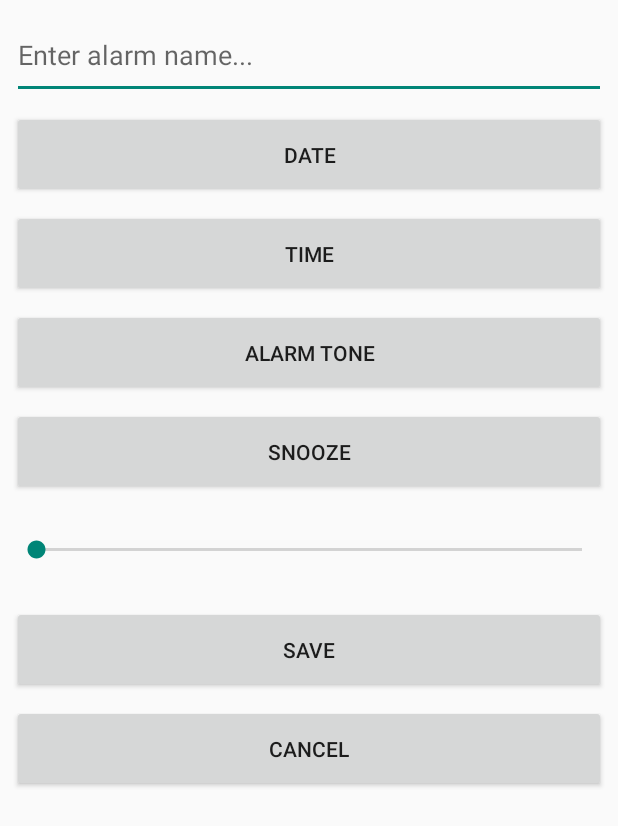
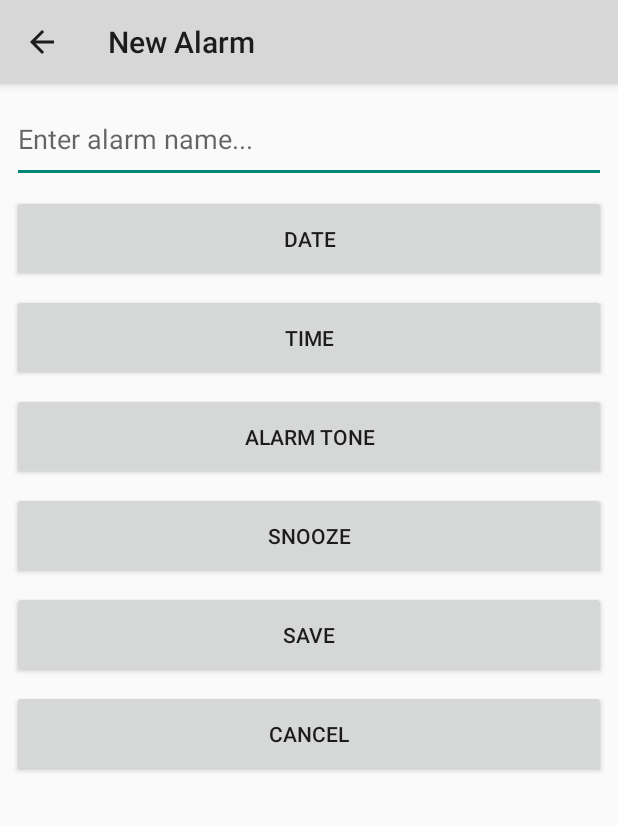
Before and after one commit to Steve-Earle/AlarmApplication, an Android app: the NewAlarm screen opened directly, with no data from a screen before it, on a phone screen of 412 x 824 dp. Shown: the top 826 px of the screen. Run offline under Robolectric (Android 15) with nearby library versions, the phone set to English and light mode, and no system bars.

Commit message:
Added back button

```diff
--- a/app/src/main/java/com/example/alarmapplication/NewAlarm.java
+++ b/app/src/main/java/com/example/alarmapplication/NewAlarm.java
@@ -10,7 +10,6 @@
  *  -A date picker that also allows for selection of weekdays for alarm repetition
  *  -A scrolling time picker
  *  -A button that fires an intent to an alarm tone selection view,
- *  -A volume bar
  *  -A button that fires an intent to a snooze preference selection view
  *  -A button to save the new alarm with selected settings
  *  -A button to cancel creation
@@ -22,6 +21,8 @@ package com.example.alarmapplication;
 import android.content.Intent;
 import android.support.v7.app.AppCompatActivity;
 import android.os.Bundle;
+import android.support.v7.widget.Toolbar;
+import android.view.Menu;
 import android.view.View;
 import android.widget.Button;
 
@@ -31,6 +32,10 @@ public class NewAlarm extends AppCompatActivity {
     protected void onCreate(Bundle savedInstanceState) {
         super.onCreate(savedInstanceState);
         setContentView(R.layout.activity_new_alarm);
+        Toolbar myToolbar = (Toolbar) findViewById(R.id.new_alarm_toolbar);
+        setSupportActionBar(myToolbar);
+        getSupportActionBar().setDisplayHomeAsUpEnabled(true);
+        getSupportActionBar().setDisplayShowHomeEnabled(true);
     }
 
     /** Called when user taps the date button */
@@ -56,4 +61,10 @@ public class NewAlarm extends AppCompatActivity {
         Intent intent = new Intent(this, NewAlarmSnooze.class);
         startActivity(intent);
     }
+
+    /** Called when user taps the Cancel button*/
+    public void cancelNewAlarm(View view) {
+        Intent intent = new Intent(this, MainActivity.class);
+        startActivity(intent);
+    }
 }
--- a/app/src/main/res/layout/activity_main.xml
+++ b/app/src/main/res/layout/activity_main.xml
@@ -10,7 +10,7 @@
         android:id="@+id/my_toolbar"
         android:layout_width="match_parent"
         android:layout_height="?attr/actionBarSize"
-        android:background="?attr/colorAccent"
+        android:background="@color/colorPrimary"
         android:elevation="4dp"
         android:theme="@style/ThemeOverlay.AppCompat.ActionBar"
         android:visibility="visible"
--- a/app/src/main/res/layout/activity_new_alarm.xml
+++ b/app/src/main/res/layout/activity_new_alarm.xml
@@ -16,6 +16,19 @@
             android:layout_width="match_parent"
             android:layout_height="wrap_content"
             android:orientation="vertical">
+
+            <android.support.v7.widget.Toolbar
+                android:id="@+id/new_alarm_toolbar"
+                android:layout_width="match_parent"
+                android:layout_height="?attr/actionBarSize"
+                android:background="@color/colorPrimary"
+                android:elevation="4dp"
+                android:theme="@style/ThemeOverlay.AppCompat.ActionBar"
+                android:visibility="visible"
+                app:layout_constraintEnd_toEndOf="parent"
+                app:layout_constraintStart_toStartOf="parent"
+                app:layout_constraintTop_toTopOf="parent"
+                app:popupTheme="@style/ThemeOverlay.AppCompat.Light" />
 
             <EditText
                 android:id="@+id/editTextNewAlarmName"
@@ -94,20 +107,6 @@
                 app:layout_constraintStart_toStartOf="parent"
                 app:layout_constraintTop_toBottomOf="@+id/btnNewAlarmTone" />
 
-            <SeekBar
-                android:id="@+id/seekBarVolume"
-                android:layout_width="match_parent"
-                android:layout_height="58dp"
-                android:layout_marginEnd="8dp"
-                android:layout_marginLeft="8dp"
-                android:layout_marginRight="8dp"
-                android:layout_marginStart="8dp"
-                android:layout_marginTop="8dp"
-                app:layout_constraintEnd_toEndOf="parent"
-                app:layout_constraintHorizontal_bias="0.533"
-                app:layout_constraintStart_toStartOf="parent"
-                app:layout_constraintTop_toBottomOf="@+id/btnNewAlarmTheme" />
-
             <Button
                 android:id="@+id/btnNewAlarmSave"
                 android:layout_width="match_parent"
@@ -127,6 +126,7 @@
                 android:layout_marginLeft="8dp"
                 android:layout_marginRight="8dp"
                 android:layout_marginTop="8dp"
+                android:onClick="cancelNewAlarm"
                 android:text="@string/new_alarm_page_cancel_button"
                 tools:layout_editor_absoluteX="222dp"
                 tools:layout_editor_absoluteY="478dp" />
--- a/app/src/main/res/values/colors.xml
+++ b/app/src/main/res/values/colors.xml
@@ -1,6 +1,6 @@
 <?xml version="1.0" encoding="utf-8"?>
 <resources>
-    <color name="colorPrimary">#3F51B5</color>
-    <color name="colorPrimaryDark">#303F9F</color>
-    <color name="colorAccent">#FF4081</color>
+    <color name="colorPrimary">#D7D7D7</color>
+    <color name="colorPrimaryDark">#B5B5B5</color>
+    <color name="colorAccent">#FFFFFF</color>
 </resources>
```
